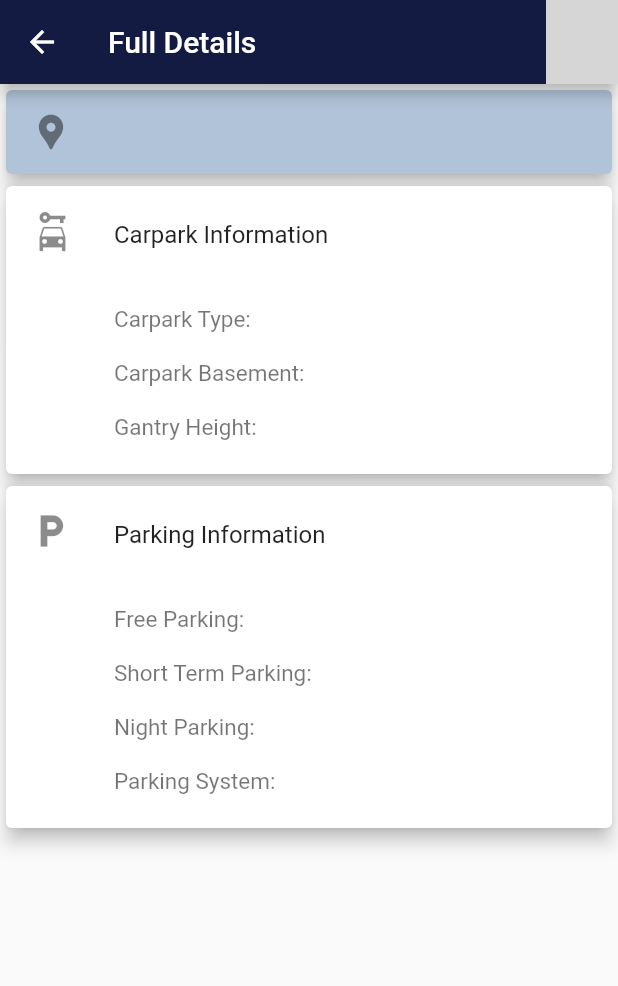
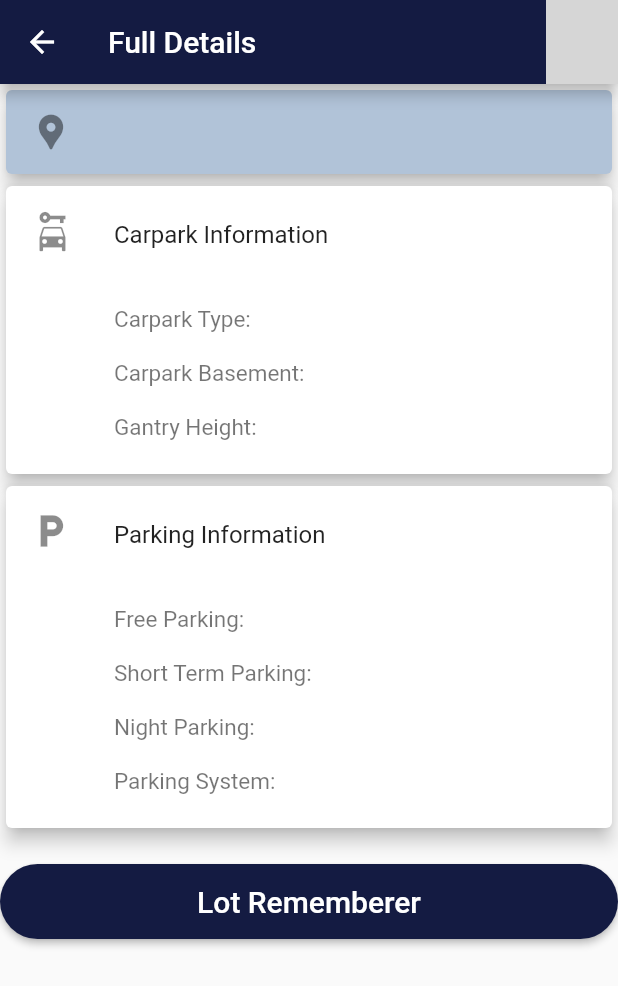
Before and after one commit to roydonauyr/CarparkCompanion, a Flutter app: the FullDetails screen opened directly with empty values, on a phone screen of 412 x 824 dp. Shown: the top 986 px of the screen. Run offline on Flutter 3.47's test engine with Material 2 defaults, Android fonts, the phone set to English and light mode, and no system bars; our stand-ins replace auto_size_text, firebase_auth, firebase_core, firebase_database, geolocator, google_maps_flutter and 1 more; missing offline and left inert: favorite_button, search_map_place_updated; accounts and stored records are empty; network calls fail; grey boxes are pictures that could not be loaded.

```diff
--- a/lib/screens/details/FullDetails.dart
+++ b/lib/screens/details/FullDetails.dart
@@ -190,7 +190,23 @@ class _FullDetailsState extends State<FullDetails> {
                               widget._type_of_parking_system +
                               '\n',
                           textAlign: TextAlign.justify,
-                          style: TextStyle(fontSize: 15.0))))
+                          style: TextStyle(fontSize: 15.0)))),
+              SizedBox(height: 20.0),
+              ElevatedButton(style: ElevatedButton.styleFrom(
+                  primary: Color.fromARGB(255, 20, 27, 66),
+                  minimumSize: Size(25, 50),
+                  shape: RoundedRectangleBorder(
+                      borderRadius: BorderRadius.circular(32.0)),
+                ),
+                child: Text("Lot Rememberer",
+                    style: TextStyle(fontSize: 20.0)),
+                onPressed: () {
+                  // Navigator.push(
+                  //     context,
+                  //     MaterialPageRoute(
+                  //         builder: (context) => _displayTextInputDialog()));
+                })
+
             ],
             shrinkWrap: true,
           ));
@@ -248,7 +264,23 @@ class _FullDetailsState extends State<FullDetails> {
                               widget._type_of_parking_system +
                               '\n',
                           textAlign: TextAlign.justify,
-                          style: TextStyle(fontSize: 15.0))))
+                          style: TextStyle(fontSize: 15.0)))),
+                            SizedBox(height: 20.0),
+              ElevatedButton(style: ElevatedButton.styleFrom(
+                  primary: Color.fromARGB(255, 20, 27, 66),
+                  minimumSize: Size(25, 50),
+                  shape: RoundedRectangleBorder(
+                      borderRadius: BorderRadius.circular(32.0)),
+                ),
+                child: Text("Lot Rememberer",
+                    style: TextStyle(fontSize: 20.0)),
+                onPressed: () {
+                  // Navigator.push(
+                  //     context,
+                  //     MaterialPageRoute(
+                  //         builder: (context) => _displayTextInputDialog()));
+                })
+
             ],
             shrinkWrap: true,
           ));
--- a/lib/screens/home/home.dart
+++ b/lib/screens/home/home.dart
@@ -1,7 +1,8 @@
 import 'package:flutter/material.dart';
 import 'package:flutter_application_2/services/markersGenerator.dart';
 import '../../services/Favourites.dart';
-import 'lotsRemberer.dart';
+//import 'lotsRemberer.dart';
+import 'package:flutter_application_2/screens/home/LotsRemberer.dart';
 import 'forum.dart';
 
 class Home extends StatefulWidget {
@@ -33,7 +34,7 @@ class _MyBottomNavigatioBarState extends State<MyBottomNavigatioBar> {
   final List<Widget> children = [
     MarkersGenerator(),
     FavouritePage(),
-    LotsRemberer(),
+    LotsRemberer(" "),
     Forum(),
   ];
 
```
Also changed, not shown: lib/screens/home/LotsRemberer.dart (+11 -5 lines), lib/services/markersGenerator.dart (+51 -4 lines).
